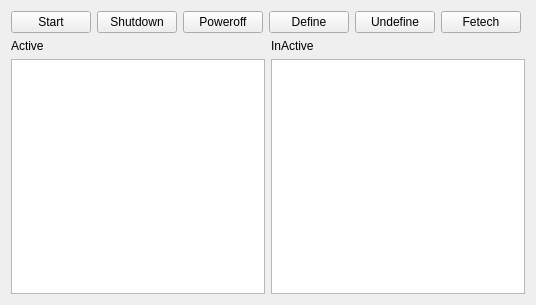
Above: yun_manager_client/widget.ui from jasonlinuxzhang/cloud_manager_client before the change. Below: the same form after it.
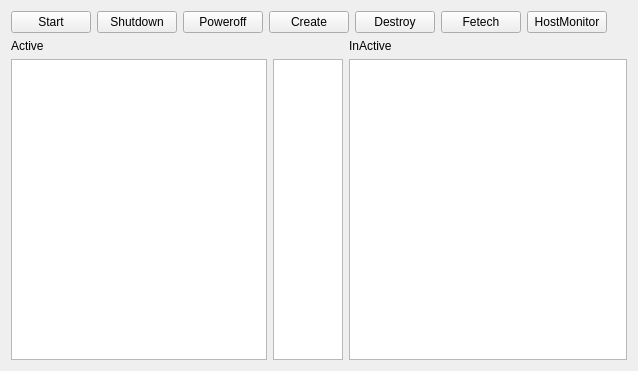
That is the form after the change.

```diff
--- a/yun_manager_client/widget.ui
+++ b/yun_manager_client/widget.ui
@@ -6,8 +6,8 @@
    <rect>
     <x>0</x>
     <y>0</y>
-    <width>536</width>
-    <height>305</height>
+    <width>638</width>
+    <height>371</height>
    </rect>
   </property>
   <property name="windowTitle">
@@ -40,14 +40,14 @@
      <item>
       <widget class="QPushButton" name="pushButtonDefine">
        <property name="text">
-        <string>Define</string>
+        <string>Create</string>
        </property>
       </widget>
      </item>
      <item>
       <widget class="QPushButton" name="pushButtonUndefine">
        <property name="text">
-        <string>Undefine</string>
+        <string>Destroy</string>
        </property>
       </widget>
      </item>
@@ -58,6 +58,13 @@
        </property>
       </widget>
      </item>
+     <item>
+      <widget class="QPushButton" name="pushButtonHostMonitor">
+       <property name="text">
+        <string>HostMonitor</string>
+       </property>
+      </widget>
+     </item>
      <item>
       <spacer name="horizontalSpacer">
        <property name="orientation">
@@ -65,7 +72,7 @@
        </property>
        <property name="sizeHint" stdset="0">
         <size>
-         <width>40</width>
+         <width>13</width>
          <height>20</height>
         </size>
        </property>
@@ -74,9 +81,9 @@
     </layout>
    </item>
    <item>
-    <layout class="QHBoxLayout" name="horizontalLayout_2">
+    <layout class="QHBoxLayout" name="horizontalLayout_3">
      <item>
-      <layout class="QVBoxLayout" name="verticalLayout_2">
+      <layout class="QVBoxLayout" name="verticalLayout">
        <item>
         <widget class="QLabel" name="label">
          <property name="text">
@@ -85,12 +92,26 @@
         </widget>
        </item>
        <item>
-        <widget class="QListWidget" name="listWidgetActive"/>
+        <layout class="QHBoxLayout" name="horizontalLayout_2">
+         <item>
+          <widget class="QListWidget" name="listWidgetActive"/>
+         </item>
+         <item>
+          <widget class="QListWidget" name="listWidgetCpuUsage">
+           <property name="maximumSize">
+            <size>
+             <width>70</width>
+             <height>16777215</height>
+            </size>
+           </property>
+          </widget>
+         </item>
+        </layout>
        </item>
       </layout>
      </item>
      <item>
-      <layout class="QVBoxLayout" name="verticalLayout">
+      <layout class="QVBoxLayout" name="verticalLayout_2">
        <item>
         <widget class="QLabel" name="label_2">
          <property name="text">
```
Left out of the diff: 11 changed lines with no effect on the pictures.
